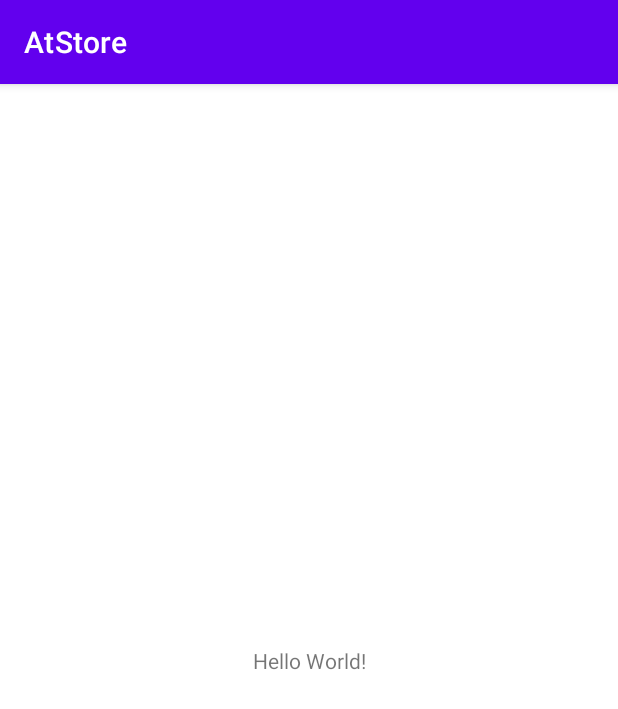
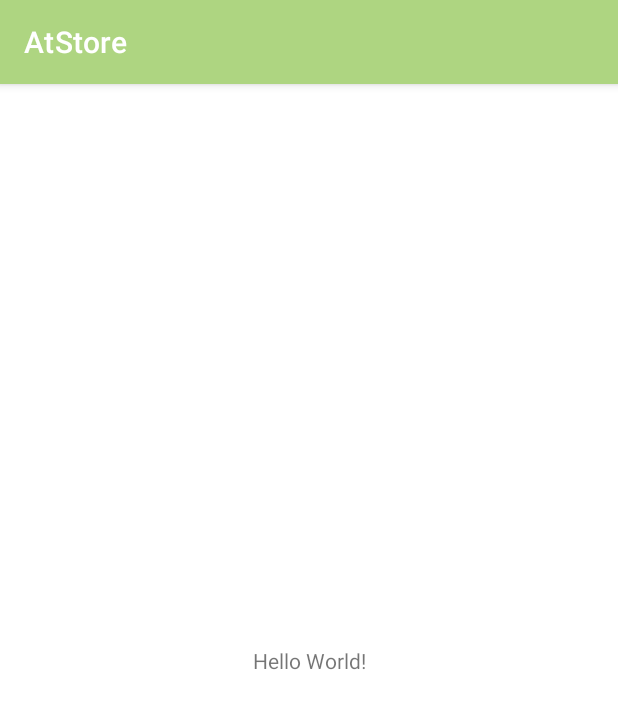
Before and after one commit to EstebanIslas/AtStore, an Android app: the screen it shows after launch (MainActivity), on a phone screen of 412 x 824 dp. Shown: the top 709 px of the screen. Run offline under Robolectric (Android 15) with nearby library versions, the phone set to English and light mode, and no system bars.

Commit message:
Añadiendo Retrofit y Colores

```diff
--- a/app/build.gradle
+++ b/app/build.gradle
@@ -36,4 +36,9 @@ dependencies {
     testImplementation 'junit:junit:4.+'
     androidTestImplementation 'androidx.test.ext:junit:1.1.2'
     androidTestImplementation 'androidx.test.espresso:espresso-core:3.3.0'
+
+    //Instalación de Retrofit
+    implementation 'com.squareup.retrofit2:retrofit:2.9.0'
+    implementation 'com.google.code.gson:gson:2.8.6'
+    implementation 'com.squareup.retrofit2:converter-gson:2.9.0'
 }
--- a/app/src/main/res/values/colors.xml
+++ b/app/src/main/res/values/colors.xml
@@ -1,10 +1,26 @@
 <?xml version="1.0" encoding="utf-8"?>
 <resources>
-    <color name="purple_200">#FFBB86FC</color>
-    <color name="purple_500">#FF6200EE</color>
-    <color name="purple_700">#FF3700B3</color>
+    <!--Colores Primarios-->
+    <color name="purple_200">@color/primary_light_green</color>
+    <color name="purple_500">@color/primary_green</color>
+    <color name="purple_700">@color/primary_dark_green</color>
+
+    <!--Colores Secundarios-->
     <color name="teal_200">#FF03DAC5</color>
     <color name="teal_700">#FF018786</color>
+
     <color name="black">#FF000000</color>
     <color name="white">#FFFFFFFF</color>
+
+    <!--Hexadecimales Primarios-->
+    <color name="primary_green">#aed581</color>
+    <color name="primary_dark_green">#7da453</color>
+    <color name="primary_light_green">#e1ffb1</color>
+
+    <!--Hexadecimales Secundarios-->
+    <color name="secondary_grey">#eceff1</color>
+    <color name="secondary_dark_grey">#babdbe</color>
+    <color name="secondary_light_grey">#ffffff</color>
+
+    <color name="backfround_black">#1b1b1b</color>
 </resources>
```
